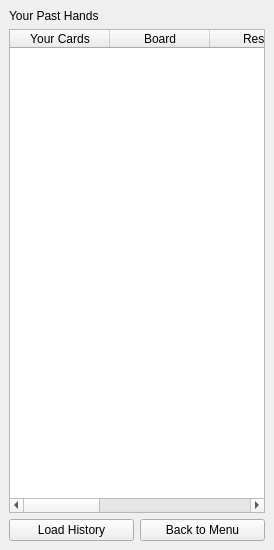
First picture: the form in ui/history.ui, repository JairusCollantes/finals, before the edit.
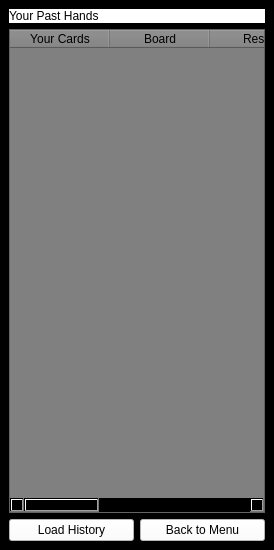
Second picture: the form after the edit.

Diff of the .ui file:
```diff
--- a/ui/history.ui
+++ b/ui/history.ui
@@ -19,10 +19,16 @@
   <property name="windowTitle">
    <string>Hand History</string>
   </property>
+  <property name="styleSheet">
+   <string notr="true">background-color:black</string>
+  </property>
   <widget class="QWidget" name="centralwidget">
    <layout class="QVBoxLayout" name="historyLayout">
     <item>
      <widget class="QLabel" name="label_title">
+      <property name="styleSheet">
+       <string notr="true">background-color: white</string>
+      </property>
       <property name="text">
        <string>Your Past Hands</string>
       </property>
@@ -30,6 +36,9 @@
     </item>
     <item>
      <widget class="QTableWidget" name="table_history">
+      <property name="styleSheet">
+       <string notr="true">background-color: gray</string>
+      </property>
       <property name="columnCount">
        <number>6</number>
       </property>
@@ -75,6 +84,9 @@
      <layout class="QHBoxLayout" name="buttonLayout">
       <item>
        <widget class="QPushButton" name="btn_load">
+        <property name="styleSheet">
+         <string notr="true">background-color: white</string>
+        </property>
         <property name="text">
          <string>Load History</string>
         </property>
@@ -82,6 +94,9 @@
       </item>
       <item>
        <widget class="QPushButton" name="btn_back">
+        <property name="styleSheet">
+         <string notr="true">background-color: white</string>
+        </property>
         <property name="text">
          <string>Back to Menu</string>
         </property>
```
